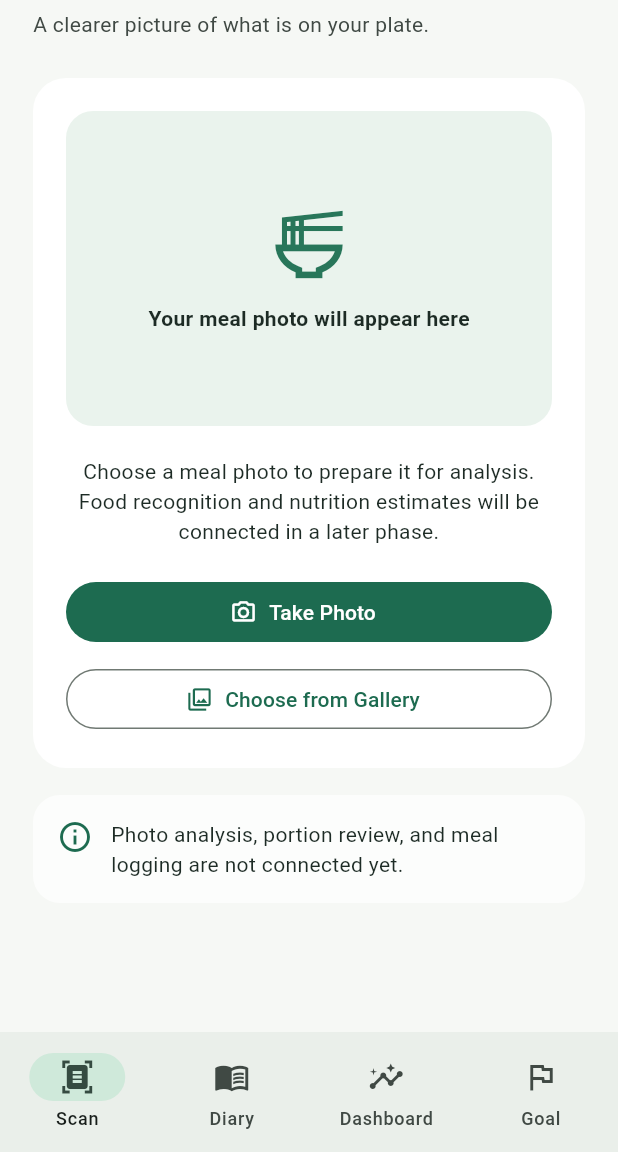
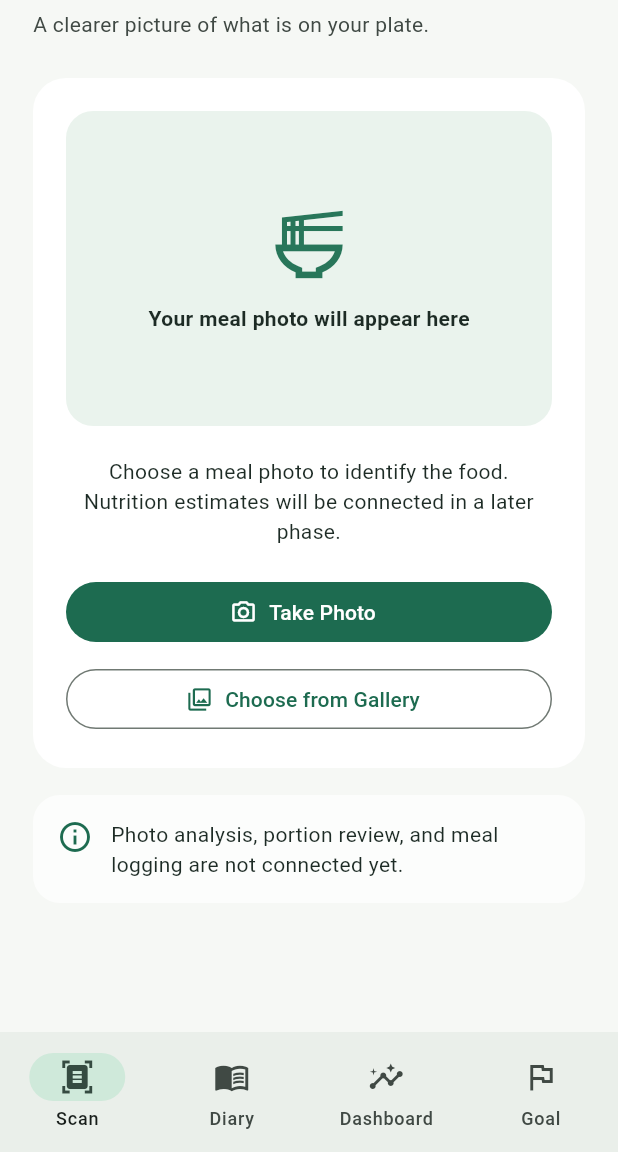
Before and after one commit to vesaaas/Food-Calorie-Estimator, a Flutter app: the screen it shows after launch, on a phone screen of 412 x 824 dp, the part 84-1236 px from its top. Run offline on Flutter 3.47's test engine with Material 3 defaults, Android fonts, the phone set to English and light mode, and no system bars; our stand-ins replace image_picker; missing offline and left inert: flutter_litert.

Commit message:
Add on-device TFLite food classification

```diff
--- a/mobile/lib/app.dart
+++ b/mobile/lib/app.dart
@@ -1,6 +1,7 @@
 import 'package:flutter/material.dart';
 
 import 'services/image_acquisition_service.dart';
+import 'services/food_classification_service.dart';
 import 'screens/dashboard_screen.dart';
 import 'screens/diary_screen.dart';
 import 'screens/goal_screen.dart';
@@ -8,9 +9,14 @@ import 'screens/scan_screen.dart';
 import 'theme/app_theme.dart';
 
 class FoodCalorieEstimatorApp extends StatelessWidget {
-  const FoodCalorieEstimatorApp({super.key, this.imageAcquisitionService});
+  const FoodCalorieEstimatorApp({
+    super.key,
+    this.imageAcquisitionService,
+    this.foodClassificationService,
+  });
 
   final ImageAcquisitionService? imageAcquisitionService;
+  final FoodClassificationService? foodClassificationService;
 
   @override
   Widget build(BuildContext context) {
@@ -20,15 +26,21 @@ class FoodCalorieEstimatorApp extends StatelessWidget {
       theme: AppTheme.light(),
       home: MainNavigationScreen(
         imageAcquisitionService: imageAcquisitionService,
+        foodClassificationService: foodClassificationService,
       ),
     );
   }
 }
 
 class MainNavigationScreen extends StatefulWidget {
-  const MainNavigationScreen({super.key, this.imageAcquisitionService});
+  const MainNavigationScreen({
+    super.key,
+    this.imageAcquisitionService,
+    this.foodClassificationService,
+  });
 
   final ImageAcquisitionService? imageAcquisitionService;
+  final FoodClassificationService? foodClassificationService;
 
   @override
   State<MainNavigationScreen> createState() => _MainNavigationScreenState();
@@ -38,7 +50,10 @@ class _MainNavigationScreenState extends State<MainNavigationScreen> {
   int _selectedIndex = 0;
 
   late final List<Widget> _screens = [
-    ScanScreen(imageAcquisitionService: widget.imageAcquisitionService),
+    ScanScreen(
+      imageAcquisitionService: widget.imageAcquisitionService,
+      foodClassificationService: widget.foodClassificationService,
+    ),
     const DiaryScreen(),
     const DashboardScreen(),
     const GoalScreen(),
--- a/mobile/lib/screens/scan_screen.dart
+++ b/mobile/lib/screens/scan_screen.dart
@@ -5,13 +5,19 @@ import 'dart:io';
 import 'package:image_picker/image_picker.dart';
 
 import '../services/image_acquisition_service.dart';
+import '../services/food_classification_service.dart';
 import '../theme/app_theme.dart';
 import '../widgets/screen_header.dart';
 
 class ScanScreen extends StatefulWidget {
-  const ScanScreen({super.key, this.imageAcquisitionService});
+  const ScanScreen({
+    super.key,
+    this.imageAcquisitionService,
+    this.foodClassificationService,
+  });
 
   final ImageAcquisitionService? imageAcquisitionService;
+  final FoodClassificationService? foodClassificationService;
 
   @override
   State<ScanScreen> createState() => _ScanScreenState();
@@ -19,14 +25,19 @@ class ScanScreen extends StatefulWidget {
 
 class _ScanScreenState extends State<ScanScreen> {
   late final ImageAcquisitionService _imageAcquisitionService;
+  late final FoodClassificationService _foodClassificationService;
   XFile? _selectedImage;
   bool _isPickingImage = false;
+  bool _isClassifying = false;
+  FoodClassification? _classification;
 
   @override
   void initState() {
     super.initState();
     _imageAcquisitionService =
         widget.imageAcquisitionService ?? ImagePickerAcquisitionService();
+    _foodClassificationService =
+        widget.foodClassificationService ?? OnDeviceFoodClassificationService();
   }
 
   Future<void> _pickImage({required bool useCamera}) async {
@@ -37,7 +48,30 @@ class _ScanScreenState extends State<ScanScreen> {
           ? await _imageAcquisitionService.takePhoto()
           : await _imageAcquisitionService.chooseFromGallery();
       if (!mounted) return;
-      if (image != null) setState(() => _selectedImage = image);
+      if (image != null) {
+        setState(() {
+          _selectedImage = image;
+          _classification = null;
+          _isClassifying = true;
+        });
+        try {
+          final result = await _foodClassificationService.classifyImage(
+            image.path,
+          );
+          if (mounted) setState(() => _classification = result);
+        } on Exception {
+          if (!mounted) return;
+          ScaffoldMessenger.of(context).showSnackBar(
+            const SnackBar(
+              content: Text(
+                'Could not analyze this photo. Please try another image.',
+              ),
+            ),
+          );
+        } finally {
+          if (mounted) setState(() => _isClassifying = false);
+        }
+      }
     } on Exception {
       if (!mounted) return;
       ScaffoldMessenger.of(context)
@@ -129,9 +163,28 @@ class _ScanScreenState extends State<ScanScreen> {
                     ],
                   ),
                 ],
+                if (_isClassifying) ...[
+                  const SizedBox(height: 14),
+                  const CircularProgressIndicator(
+                    key: Key('classification-loading'),
+                  ),
+                  const SizedBox(height: 8),
+                  const Text('Analyzing photo…'),
+                ],
+                if (_classification case final result?) ...[
+                  const SizedBox(height: 14),
+                  Text(
+                    'Predicted food: ${result.food.replaceAll('_', ' ')}',
+                    key: const Key('food-prediction'),
+                    style: Theme.of(context).textTheme.titleMedium,
+                  ),
+                  Text(
+                    'Confidence: ${(result.confidence * 100).toStringAsFixed(1)}%',
+                  ),
+                ],
                 const SizedBox(height: 20),
                 Text(
-                  'Choose a meal photo to prepare it for analysis. Food recognition and nutrition estimates will be connected in a later phase.',
+                  'Choose a meal photo to identify the food. Nutrition estimates will be connected in a later phase.',
                   textAlign: TextAlign.center,
                   style: Theme.of(context).textTheme.bodyMedium
                       ?.copyWith(height: 1.45),
--- /dev/null
+++ b/mobile/lib/services/food_classification_service.dart
@@ -0,0 +1,142 @@
+import 'dart:io';
+import 'dart:typed_data';
+
+import 'package:image/image.dart' as img;
+import 'package:flutter_litert/flutter_litert.dart';
+
+const foodClassNames = <String>[
+  'pizza',
+  'hamburger',
+  'sushi',
+  'steak',
+  'ice_cream',
+  'donuts',
+  'omelette',
+  'french_fries',
+  'chicken_wings',
+  'spaghetti_bolognese',
+  'borek',
+  'kebap',
+  'sarma',
+];
+
+const _inputTensorShape = [1, 224, 224, 3];
+const _outputTensorShape = [1, 13];
+
+class FoodClassification {
+  const FoodClassification({required this.food, required this.confidence});
+
+  final String food;
+  final double confidence;
+}
+
+abstract interface class FoodClassificationService {
+  Future<FoodClassification> classifyImage(String imagePath);
+}
+
+abstract interface class FoodModelRunner {
+  Future<List<double>> run(Float32List input);
+}
+
+class TfliteFoodModelRunner implements FoodModelRunner {
+  TfliteFoodModelRunner({this.assetPath = modelAssetPath});
+
+  static const modelAssetPath =
+      'assets/models/mobilenet_v3_small_phase7_v2.tflite';
+
+  final String assetPath;
+  Interpreter? _interpreter;
+
+  @override
+  Future<List<double>> run(Float32List input) async {
+    final interpreter = _interpreter ?? await _loadInterpreter();
+    _interpreter = interpreter;
+    final output = Float32List(foodClassNames.length);
+    interpreter.run(input, output);
+    return output.toList(growable: false);
+  }
+
+  Future<Interpreter> _loadInterpreter() async {
+    final interpreter = await Interpreter.fromAsset(assetPath);
+    final input = interpreter.getInputTensor(0);
+    final output = interpreter.getOutputTensor(0);
+    if (!_sameShape(input.shape, _inputTensorShape) ||
+        input.type != TensorType.float32 ||
+        !_sameShape(output.shape, _outputTensorShape) ||
+        output.type != TensorType.float32) {
+      interpreter.close();
+      throw StateError(
+        'The food model does not match its expected tensor contract.',
+      );
+    }
+    return interpreter;
+  }
+
+  bool _sameShape(List<int> actual, List<int> expected) {
+    if (actual.length != expected.length) return false;
+    for (var i = 0; i < actual.length; i++) {
+      if (actual[i] != expected[i]) return false;
+    }
+    return true;
+  }
+}
+
+class OnDeviceFoodClassificationService implements FoodClassificationService {
+  OnDeviceFoodClassificationService({FoodModelRunner? modelRunner})
+    : _modelRunner = modelRunner ?? TfliteFoodModelRunner();
+
+  final FoodModelRunner _modelRunner;
+
+  @override
+  Future<FoodClassification> classifyImage(String imagePath) async {
+    final bytes = await File(imagePath).readAsBytes();
+    final decoded = img.decodeImage(bytes);
+    if (decoded == null) throw const FormatException('Unsupported image.');
+
+    final resized = _resizeAndCenterCrop(decoded);
+    final input = Float32List(224 * 224 * 3);
+    var offset = 0;
+    for (var y = 0; y < 224; y++) {
+      for (var x = 0; x < 224; x++) {
+        final pixel = resized.getPixel(x, y);
+        input[offset++] = pixel.r.toDouble();
+        input[offset++] = pixel.g.toDouble();
+        input[offset++] = pixel.b.toDouble();
+      }
+    }
+
+    final scores = await _modelRunner.run(input);
+    if (scores.length != foodClassNames.length ||
+        scores.any((score) => !score.isFinite)) {
+      throw StateError('The food model returned invalid predictions.');
+    }
+    var bestIndex = 0;
+    for (var i = 1; i < scores.length; i++) {
+      if (scores[i] > scores[bestIndex]) bestIndex = i;
+    }
+    return FoodClassification(
+      food: foodClassNames[bestIndex],
+      confidence: scores[bestIndex],
+    );
+  }
+
+  img.Image _resizeAndCenterCrop(img.Image source) {
+    final scale =
+        256 / (source.width < source.height ? source.width : source.height);
+    final width = (source.width * scale).round();
+    final height = (source.height * scale).round();
+    final resized = img.copyResize(
+      source,
+      width: width,
+      height: height,
+      interpolation: img.Interpolation.linear,
+    );
+    return img.copyCrop(
+      resized,
+      x: (width - 224) ~/ 2,
+      y: (height - 224) ~/ 2,
+      width: 224,
+      height: 224,
+    );
+  }
+}
--- a/mobile/pubspec.yaml
+++ b/mobile/pubspec.yaml
@@ -35,6 +35,8 @@ dependencies:
   # Use with the CupertinoIcons class for iOS style icons.
   cupertino_icons: ^1.0.8
   image_picker: ^1.2.4
+  image: ^4.12.0
+  flutter_litert: ^3.9.4
 
 dev_dependencies:
   flutter_test:
@@ -57,6 +59,8 @@ flutter:
   # included with your application, so that you can use the icons in
   # the material Icons class.
   uses-material-design: true
+  assets:
+    - assets/models/mobilenet_v3_small_phase7_v2.tflite
 
   # To add assets to your application, add an assets section, like this:
   # assets:
```
Also changed, not shown: mobile/pubspec.lock, 3 other files.
